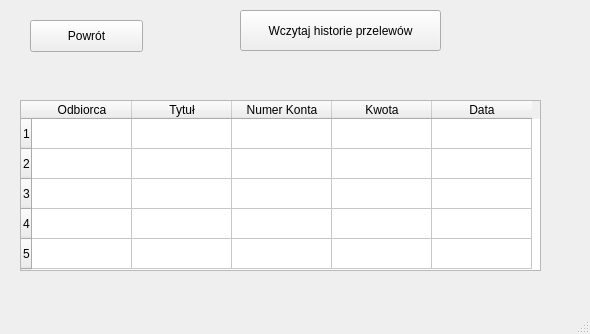
Old version of the form MAIN_MENU/transfer_history.ui in the repository Gierlaszek/Banking-System-Sym.
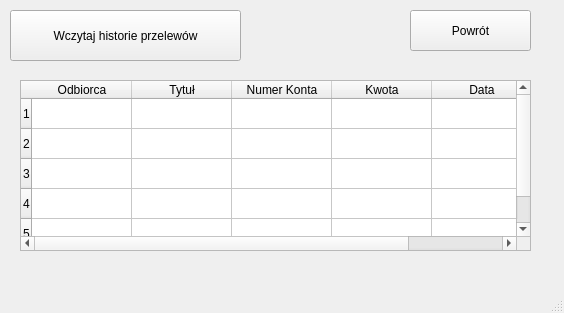
New version of the form.

```diff
--- a/MAIN_MENU/transfer_history.ui
+++ b/MAIN_MENU/transfer_history.ui
@@ -6,8 +6,8 @@
    <rect>
     <x>0</x>
     <y>0</y>
-    <width>590</width>
-    <height>334</height>
+    <width>564</width>
+    <height>313</height>
    </rect>
   </property>
   <property name="windowTitle">
@@ -17,10 +17,10 @@
    <widget class="QPushButton" name="pushButton_history">
     <property name="geometry">
      <rect>
-      <x>240</x>
+      <x>10</x>
       <y>10</y>
-      <width>201</width>
-      <height>41</height>
+      <width>231</width>
+      <height>51</height>
      </rect>
     </property>
     <property name="text">
@@ -30,10 +30,10 @@
    <widget class="QPushButton" name="pushButton">
     <property name="geometry">
      <rect>
-      <x>30</x>
-      <y>20</y>
-      <width>113</width>
-      <height>32</height>
+      <x>410</x>
+      <y>10</y>
+      <width>121</width>
+      <height>41</height>
      </rect>
     </property>
     <property name="text">
@@ -44,8 +44,8 @@
     <property name="geometry">
      <rect>
       <x>20</x>
-      <y>100</y>
-      <width>521</width>
+      <y>80</y>
+      <width>511</width>
       <height>171</height>
      </rect>
     </property>
```
Left out of the diff: 2 changed lines with no effect on the pictures.
